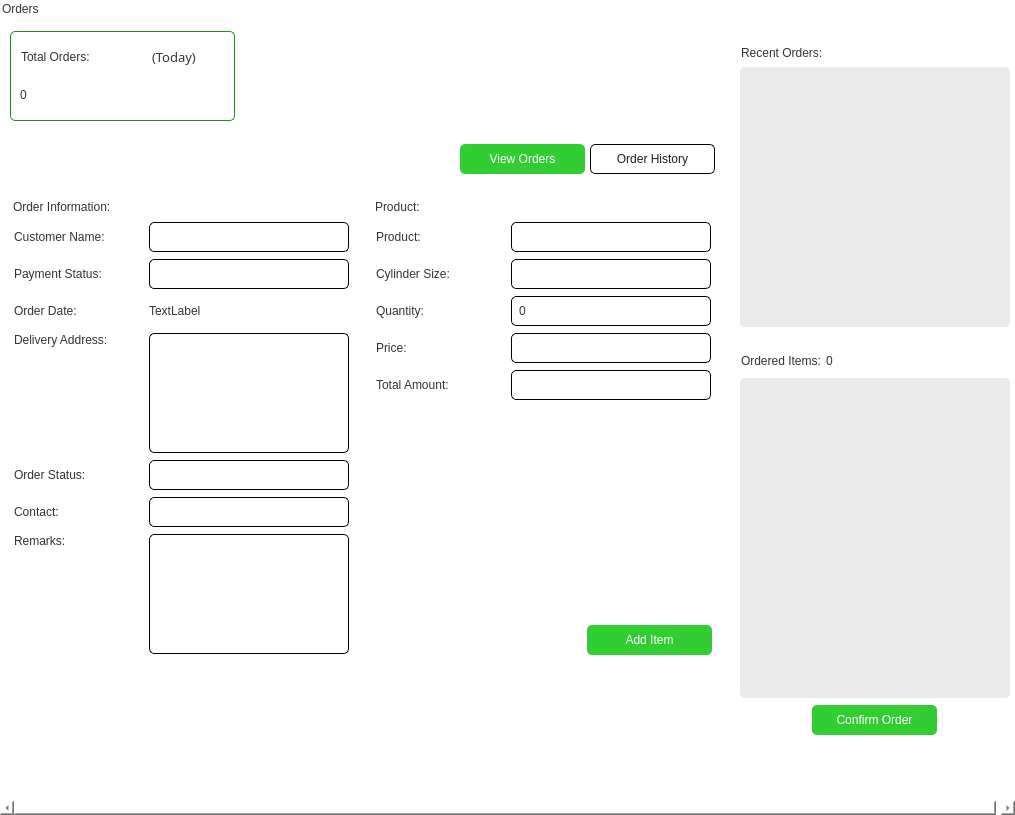
Before: the Qt Designer form app/src/ui/final_ui/orders_page.ui in Kazu0210/Inventory-System, drawn with Qt 5.
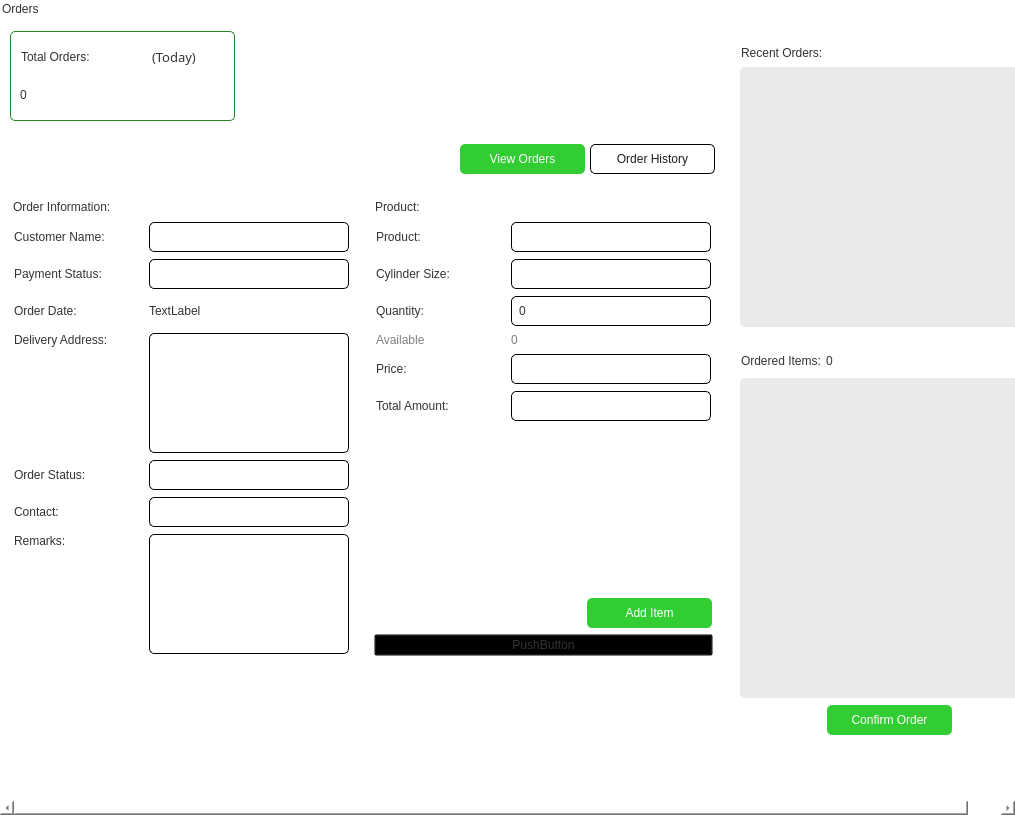
After: the same form once the commit is applied.

Commit message: recent orders section; done

```diff
--- a/app/src/ui/final_ui/orders_page.ui
+++ b/app/src/ui/final_ui/orders_page.ui
@@ -83,7 +83,7 @@
        <rect>
         <x>0</x>
         <y>0</y>
-        <width>1020</width>
+        <width>1050</width>
         <height>798</height>
        </rect>
       </property>
@@ -1275,6 +1275,67 @@
                         </layout>
                        </widget>
                       </item>
+                      <item>
+                       <widget class="QFrame" name="frame_35">
+                        <property name="frameShape">
+                         <enum>QFrame::StyledPanel</enum>
+                        </property>
+                        <property name="frameShadow">
+                         <enum>QFrame::Raised</enum>
+                        </property>
+                        <layout class="QHBoxLayout" name="horizontalLayout_25">
+                         <property name="spacing">
+                          <number>5</number>
+                         </property>
+                         <property name="leftMargin">
+                          <number>0</number>
+                         </property>
+                         <property name="topMargin">
+                          <number>0</number>
+                         </property>
+                         <property name="rightMargin">
+                          <number>0</number>
+                         </property>
+                         <property name="bottomMargin">
+                          <number>0</number>
+                         </property>
+                         <item>
+                          <widget class="QLabel" name="label_13">
+                           <property name="minimumSize">
+                            <size>
+                             <width>130</width>
+                             <height>0</height>
+                            </size>
+                           </property>
+                           <property name="maximumSize">
+                            <size>
+                             <width>130</width>
+                             <height>16777215</height>
+                            </size>
+                           </property>
+                           <property name="styleSheet">
+                            <string notr="true">font: 10pt &quot;Noto Sans&quot;;
+color: #808080;</string>
+                           </property>
+                           <property name="text">
+                            <string>Available</string>
+                           </property>
+                          </widget>
+                         </item>
+                         <item>
+                          <widget class="QLabel" name="product_quantity_available_label">
+                           <property name="styleSheet">
+                            <string notr="true">font: 10pt &quot;Noto Sans&quot;;
+color: #808080;</string>
+                           </property>
+                           <property name="text">
+                            <string>0</string>
+                           </property>
+                          </widget>
+                         </item>
+                        </layout>
+                       </widget>
+                      </item>
                       <item>
                        <widget class="QFrame" name="frame_13">
                         <property name="frameShape">
@@ -1477,6 +1538,13 @@
                      </layout>
                     </widget>
                    </item>
+                   <item>
+                    <widget class="QPushButton" name="test_pushButton">
+                     <property name="text">
+                      <string>PushButton</string>
+                     </property>
+                    </widget>
+                   </item>
                   </layout>
                  </widget>
                 </item>
@@ -1703,7 +1771,7 @@
                  <rect>
                   <x>0</x>
                   <y>0</y>
-                  <width>270</width>
+                  <width>300</width>
                   <height>250</height>
                  </rect>
                 </property>
@@ -1796,7 +1864,7 @@
               <widget class="QScrollArea" name="ordered_items_scrollArea">
                <property name="minimumSize">
                 <size>
-                 <width>270</width>
+                 <width>300</width>
                  <height>320</height>
                 </size>
                </property>
@@ -1855,7 +1923,7 @@
                  <rect>
                   <x>0</x>
                   <y>0</y>
-                  <width>270</width>
+                  <width>300</width>
                   <height>320</height>
                  </rect>
                 </property>
```
Left out of the diff: 4 changed lines with no effect on the pictures. The commit also changes 80 other files.
